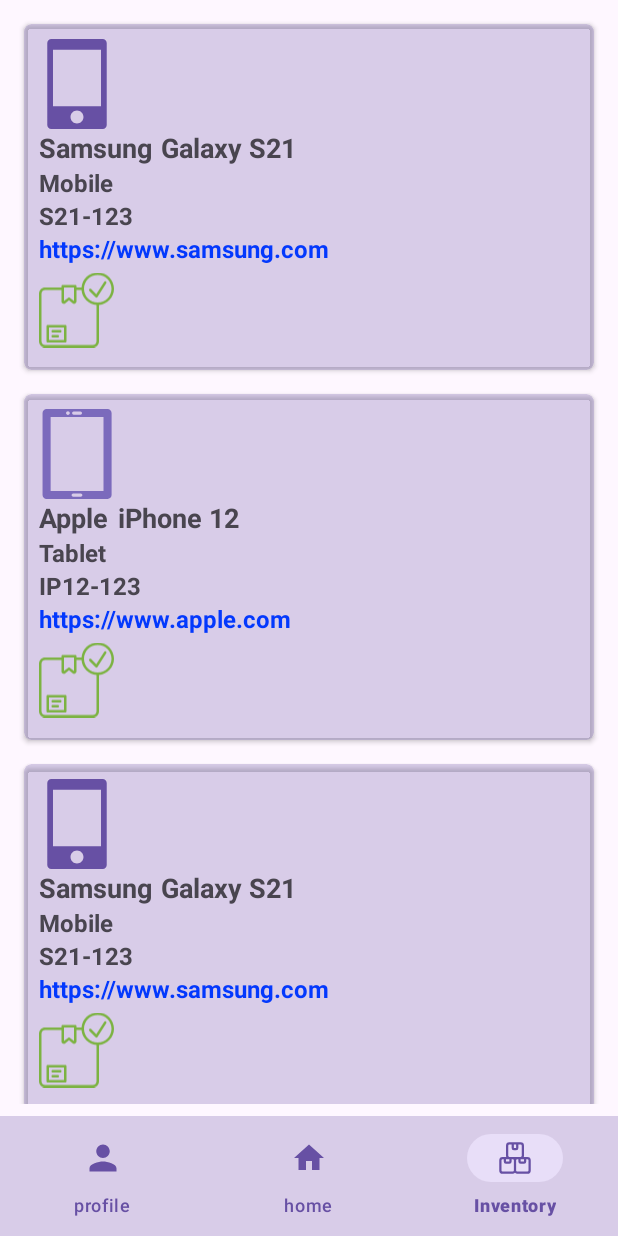
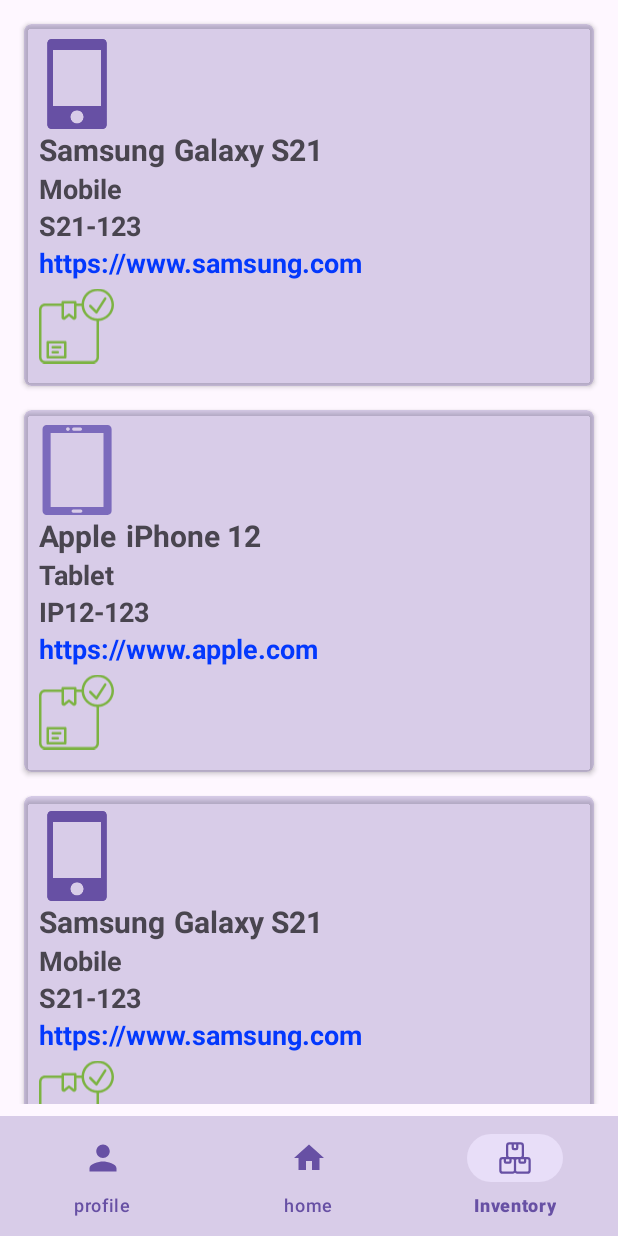
Before and after one commit to Vezna14/Inventaire-android, an Android app: the HomeFragment screen opened directly, with no data from a screen before it, item 3 of the bottom bar chosen, on a phone screen of 412 x 824 dp. Run offline under Robolectric (Android 15) with nearby library versions, the phone set to English and light mode, and no system bars; our stand-ins replace Room's generated code; libraries missing offline, so code that uses them is left out: com.google.zxing.integration, com.journeyapps.barcodescanner.

```diff
--- a/app/src/main/AndroidManifest.xml
+++ b/app/src/main/AndroidManifest.xml
@@ -17,7 +17,7 @@
         android:roundIcon="@drawable/box"
         android:supportsRtl="true"
         android:theme="@style/Base.Theme.Pfa"
-        tools:targetApi="31">
+        tools:targetApi="28">
         <activity
             android:name=".WebViewActivity"
             android:exported="false" />
--- a/app/src/main/java/be/heh/pfa/db/MyDb.kt
+++ b/app/src/main/java/be/heh/pfa/db/MyDb.kt
@@ -20,6 +20,8 @@ abstract class MyDb : RoomDatabase() {
         private var INSTANCE: MyDb? = null
 
         fun getInstance(context: Context): MyDb {
+            // if the INSTANCE is not null, then return it,
+            // if it is, then create the database
             return INSTANCE ?: synchronized(this) {
                 val instance = Room.databaseBuilder(
                     context.applicationContext,
--- a/app/src/main/java/be/heh/pfa/db/UserDao.kt
+++ b/app/src/main/java/be/heh/pfa/db/UserDao.kt
@@ -18,7 +18,7 @@ interface UserDao {
     @Query("SELECT * FROM Users WHERE email = :email AND password=:password")
      fun getUserByEmailAndPassword(email: String,password: String): UserRecord?
 
-    @Query("SELECT EXISTS (SELECT 1 FROM users WHERE id=1)")
+    @Query("SELECT EXISTS (SELECT * FROM users WHERE isSuperAdmin = 1)")
     fun hasAtLeastOneUser(): Boolean
 
 
--- a/app/src/main/java/be/heh/pfa/home/HomeFragment.kt
+++ b/app/src/main/java/be/heh/pfa/home/HomeFragment.kt
@@ -51,9 +51,9 @@ class HomeFragment : Fragment() {
         }
 
         val logoutBtn: Button = view.findViewById(R.id.btn_logout_homeFragment)
-            logoutBtn.setOnClickListener {
-                AuthenticatedUser.clearAuthenticatedUser()
-                requireActivity().finish()
+        logoutBtn.setOnClickListener {
+            AuthenticatedUser.clearAuthenticatedUser()
+            requireActivity().finish()
         }
     }
 
--- a/app/src/main/java/be/heh/pfa/inventory/InventoryFragment.kt
+++ b/app/src/main/java/be/heh/pfa/inventory/InventoryFragment.kt
@@ -30,6 +30,7 @@ class InventoryFragment : Fragment() {
     private lateinit var deviceRecyclerView: RecyclerView
     private lateinit var deviceAdapter: DeviceAdapter
 
+
     override fun onCreateView(
         inflater: LayoutInflater, container: ViewGroup?,
         savedInstanceState: Bundle?
@@ -48,7 +49,7 @@ class InventoryFragment : Fragment() {
 
         // Charger les devices depuis la base de données et mettre à jour l'adaptateur
         GlobalScope.launch(Dispatchers.IO) {
-            val db = Room.databaseBuilder(requireContext(), MyDb::class.java, "MyDataBase").build()
+           val db = Room.databaseBuilder(requireContext(), MyDb::class.java, "MyDataBase").build()
             val dao = db.deviceDao()
 
             // Exemple d'insertion pré-population
--- a/app/src/main/res/layout/device_cardview_item.xml
+++ b/app/src/main/res/layout/device_cardview_item.xml
@@ -73,7 +73,7 @@
                     android:layout_height="wrap_content"
                     android:layout_marginRight="6dp"
                     android:text="Brand"
-                    android:textSize="18sp"
+                    android:textSize="20sp"
                     android:textStyle="bold" />
 
                 <TextView
@@ -81,7 +81,7 @@
                     android:layout_width="wrap_content"
                     android:layout_height="wrap_content"
                     android:text="Model Placeholder"
-                    android:textSize="18sp"
+                    android:textSize="20sp"
                     android:textStyle="bold" />
             </LinearLayout>
 
@@ -90,7 +90,7 @@
                 android:layout_width="wrap_content"
                 android:layout_height="wrap_content"
                 android:text="Device Type Placeholder"
-                android:textSize="16sp"
+                android:textSize="18sp"
                 android:textStyle="bold" />
 
 
@@ -99,7 +99,7 @@
                 android:layout_width="wrap_content"
                 android:layout_height="wrap_content"
                 android:text="Device Ref Number Placeholder"
-                android:textSize="16sp"
+                android:textSize="18sp"
                 android:textStyle="bold" />
 
             <TextView
@@ -107,7 +107,7 @@
                 android:layout_width="wrap_content"
                 android:layout_height="wrap_content"
                 android:text="Device Website Placeholder"
-                android:textSize="16sp"
+                android:textSize="18sp"
                 android:textStyle="bold"
                 android:textColor="#0338FD"
                 />
```
Also changed, not shown: app/src/main/java/be/heh/pfa/UserAdapter.kt (+8 -1 lines).
